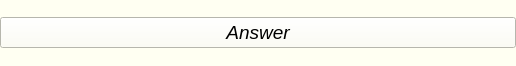
adibozzhanov/LeProgram, file src/views/ui/answerFrame.ui: the form before one commit.
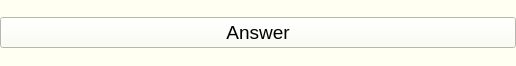
The form after the commit.

Commit message: pushed un italic

```diff
--- a/src/views/ui/answerFrame.ui
+++ b/src/views/ui/answerFrame.ui
@@ -38,7 +38,7 @@
       <font>
        <family>Helvetica Neue</family>
        <pointsize>14</pointsize>
-       <italic>true</italic>
+       <italic>false</italic>
       </font>
      </property>
      <property name="text">
```
The commit also changes 16 other files.
